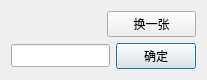
Qt form checkcodedlg.ui (ztzheng/gpa) before a commit.
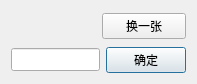
The same form after that commit. Icons and pictures are not drawn.

```diff
--- a/checkcodedlg.ui
+++ b/checkcodedlg.ui
@@ -6,8 +6,8 @@
    <rect>
     <x>0</x>
     <y>0</y>
-    <width>207</width>
-    <height>76</height>
+    <width>197</width>
+    <height>81</height>
    </rect>
   </property>
   <property name="windowTitle">
@@ -22,6 +22,12 @@
     <layout class="QHBoxLayout" name="horizontalLayout_2">
      <item>
       <widget class="QLabel" name="label">
+       <property name="minimumSize">
+        <size>
+         <width>0</width>
+         <height>30</height>
+        </size>
+       </property>
        <property name="text">
         <string/>
        </property>
```
